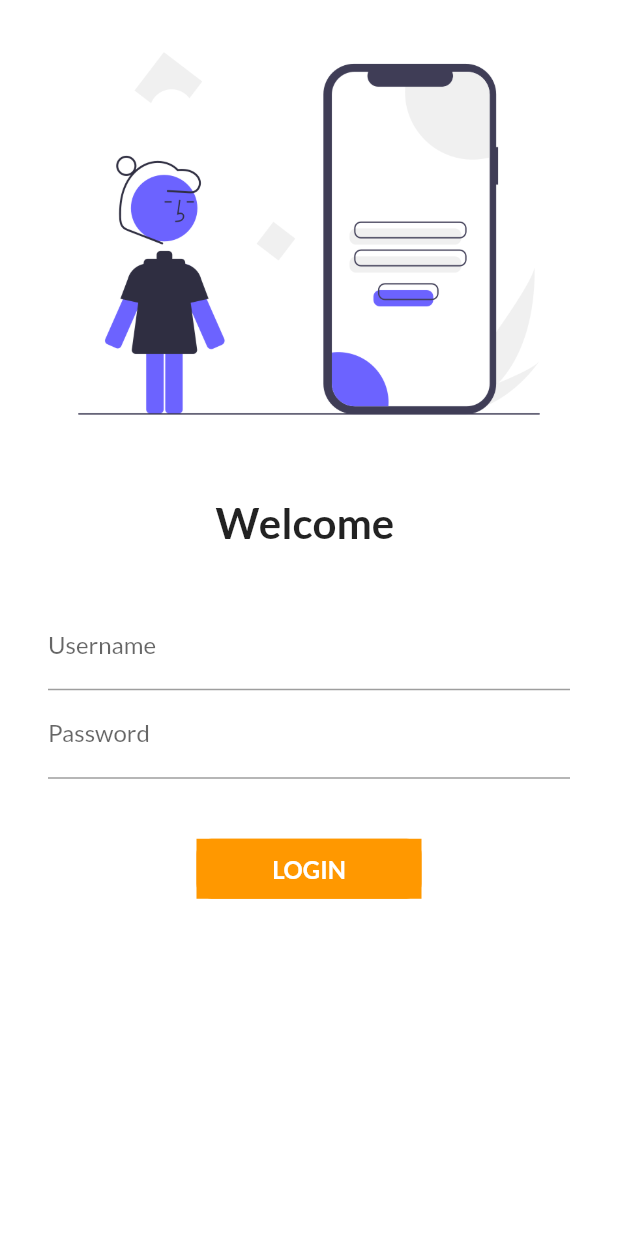
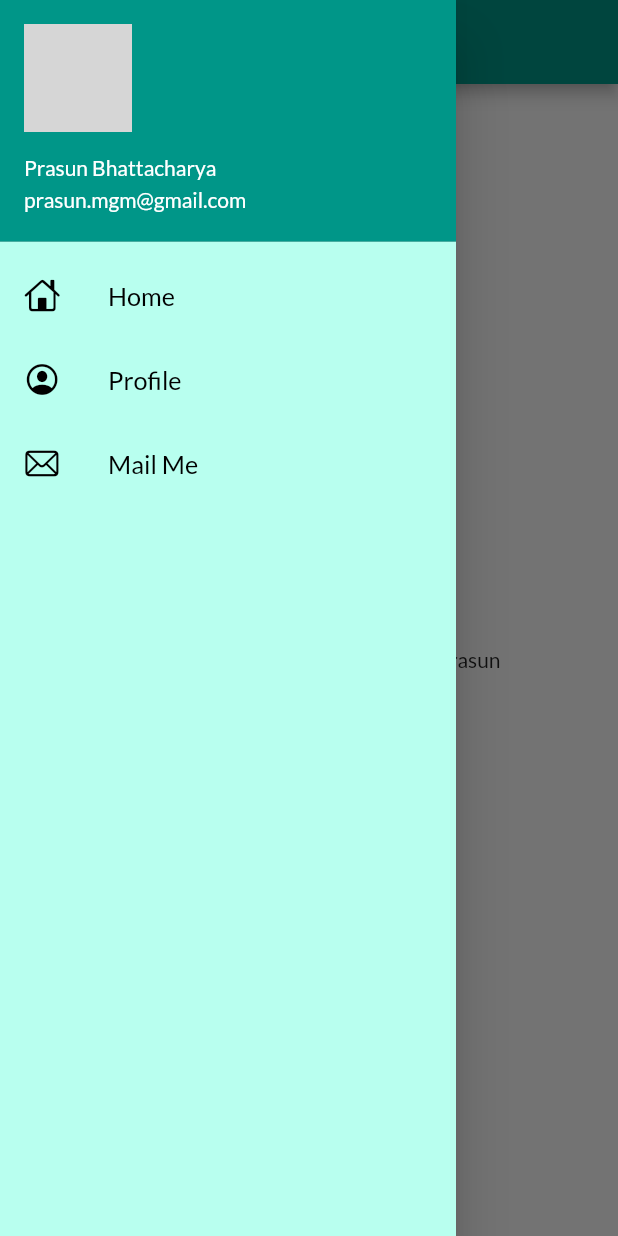
Before and after one commit to prashantbhattacharya20/Prasun-Bhattacharya-App, a Flutter app: the screen it shows after launch, with the side drawer open (before the commit the screen has no drawer), on a phone screen of 412 x 824 dp. Run offline on Flutter 3.47's test engine with Material 2 defaults, Android fonts, the phone set to English and light mode, and no system bars; our stand-ins replace google_fonts; network calls fail; grey boxes are pictures that could not be loaded.

Commit message:
Day 8 completed

```diff
--- a/lib/main.dart
+++ b/lib/main.dart
@@ -21,7 +21,8 @@ class MyApp extends StatelessWidget {
       darkTheme: ThemeData(
         brightness: Brightness.dark,
       ),
-      initialRoute: "/",
+      debugShowCheckedModeBanner: false,
+      initialRoute: MyRoutes.homeRoute,
       routes: {
         "/": (context) => LoginPage(),
         MyRoutes.homeRoute: (context) => HomePage(),
--- a/lib/pages/home_page.dart
+++ b/lib/pages/home_page.dart
@@ -1,10 +1,11 @@
 import 'package:flutter/material.dart';
+import 'package:flutter_catalog/widgets/drawer.dart';
 
 class HomePage extends StatelessWidget {
   @override
   Widget build(BuildContext context) {
     int days = 30;
-    String name = "Prashant";
+    String name = "Prasun";
     return Scaffold(
       appBar: AppBar(
         title: Text("Catalog App"),
@@ -14,7 +15,7 @@ class HomePage extends StatelessWidget {
           child: Text("Welcome to $days Days of Flutter Mr. $name"),
         ),
       ),
-      drawer: Drawer(),
+      drawer: MyDrawer(),
     );
   }
 }
--- /dev/null
+++ b/lib/widgets/drawer.dart
@@ -0,0 +1,75 @@
+import 'package:flutter/cupertino.dart';
+import 'package:flutter/material.dart';
+
+class MyDrawer extends StatelessWidget {
+  @override
+  Widget build(BuildContext context) {
+    final imageUrl = "https://encrypted-tbn0.gstatic.com/images?q=tbn:ANd9GcScZpNk-Szf5z1LZGY25Jofg3zYhiW7iZn-tg&usqp=CAU";
+
+    return Drawer(
+      child: Container(
+        color: Color.fromARGB(255, 184, 255, 239),
+        child: ListView(
+          children: [
+            DrawerHeader(
+                padding: EdgeInsets.zero,
+                child: UserAccountsDrawerHeader(
+                  accountName: Text("Prasun Bhattacharya"),
+                  accountEmail: Text("prasun.mgm@gmail.com"),
+                  margin: EdgeInsets.zero,
+                  currentAccountPicture: CircleAvatar(backgroundImage: NetworkImage(imageUrl)),
+                )
+                ),
+
+            ListTile(
+              key: key,
+              leading: Icon(
+                CupertinoIcons.home,
+                color: Colors.black,
+              ),
+              title: Text(
+                "Home",
+                textScaleFactor: 1.2,
+                style: TextStyle(
+                  color: Colors.black,
+                  ),
+              ),
+            ),
+
+            ListTile(
+              key: key,
+              leading: Icon(
+                CupertinoIcons.profile_circled,
+                color: Colors.black,
+              ),
+              title: Text(
+                "Profile",
+                textScaleFactor: 1.2,
+                style: TextStyle(
+                  color: Colors.black,
+                  ),
+              ),
+            ),
+
+            ListTile(
+              key: key,
+              leading: Icon(
+                CupertinoIcons.mail,
+                color: Colors.black,
+              ),
+              title: Text(
+                "Mail Me",
+                textScaleFactor: 1.2,
+                style: TextStyle(
+                  color: Colors.black,
+                  ),
+              ),
+            ),
+
+
+          ],
+        ),
+      ),
+    );
+  }
+}
```
